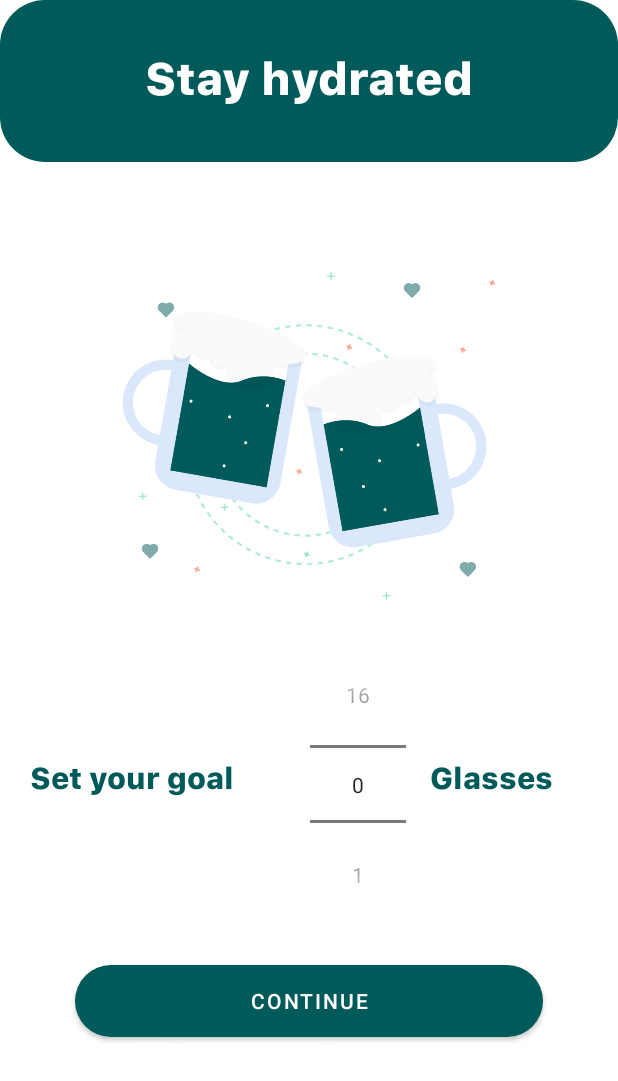
After one commit to xxsimpnation/SaeNjo, an Android app: the Minum screen opened directly, with no data from a screen before it, on a phone screen of 412 x 824 dp. The commit adds this screen. Shown: the top 1081 px of the screen. Run offline under Robolectric (Android 15) with nearby library versions, the phone set to English and light mode, and no system bars.

Commit message:
Nambah halaman drink

```diff
--- a/app/src/main/AndroidManifest.xml
+++ b/app/src/main/AndroidManifest.xml
@@ -9,7 +9,8 @@
         android:roundIcon="@mipmap/ic_launcher_round"
         android:supportsRtl="true"
         android:theme="@style/Theme.SaeNjo">
-        <activity android:name=".achieve"></activity>
+        <activity android:name=".Minum" />
+        <activity android:name=".achieve" />
         <activity android:name=".notification" />
         <activity android:name=".Name" />
         <activity android:name=".Wakeup" />
--- /dev/null
+++ b/app/src/main/java/com/example/saenjo/Minum.kt
@@ -0,0 +1,21 @@
+package com.example.saenjo
+
+import androidx.appcompat.app.AppCompatActivity
+import android.os.Bundle
+import android.widget.NumberPicker
+import android.widget.Toast
+
+class Minum : AppCompatActivity() {
+    override fun onCreate(savedInstanceState: Bundle?) {
+        super.onCreate(savedInstanceState)
+        setContentView(R.layout.activity_minum)
+
+        val numPickerDrink: NumberPicker = findViewById(R.id.numPickerDrink)
+        numPickerDrink.maxValue = 16
+        numPickerDrink.minValue = 0
+
+        numPickerDrink.setOnClickListener {
+            Toast.makeText(this, numPickerDrink.value.toString(), Toast.LENGTH_SHORT).show()
+        }
+    }
+}
--- a/app/src/main/java/com/example/saenjo/achieve.kt
+++ b/app/src/main/java/com/example/saenjo/achieve.kt
@@ -1,11 +1,19 @@
 package com.example.saenjo
 
+import android.content.Intent
 import androidx.appcompat.app.AppCompatActivity
 import android.os.Bundle
+import android.widget.Button
 
 class achieve : AppCompatActivity() {
     override fun onCreate(savedInstanceState: Bundle?) {
         super.onCreate(savedInstanceState)
         setContentView(R.layout.activity_achieve)
+        val nextBtn: Button = findViewById(R.id.btMove)
+        nextBtn.setOnClickListener{
+            val intent = Intent(this, Minum::class.java);
+            intent.putExtra("data", "test data")
+            startActivity(intent)
+        }
     }
 }
--- /dev/null
+++ b/app/src/main/res/layout/activity_minum.xml
@@ -0,0 +1,106 @@
+<?xml version="1.0" encoding="utf-8"?>
+
+<LinearLayout xmlns:android="http://schemas.android.com/apk/res/android"
+    xmlns:app="http://schemas.android.com/apk/res-auto"
+    xmlns:tools="http://schemas.android.com/tools"
+    android:layout_width="match_parent"
+    android:layout_height="match_parent"
+    android:orientation="vertical"
+    tools:context=".Wakeup">
+
+    <TextView
+        android:id="@+id/textView"
+        android:layout_width="match_parent"
+        android:layout_height="108dp"
+        android:background="@drawable/button_custom"
+        android:fontFamily="@font/sfpro_heavy"
+        android:gravity="center_horizontal"
+        android:padding="30dp"
+        android:text="Stay hydrated"
+        android:textColor="#FFFFFF"
+        android:textSize="30sp"
+        android:textStyle="bold"
+        app:layout_constraintEnd_toEndOf="parent"
+        app:layout_constraintStart_toStartOf="parent"
+        app:layout_constraintTop_toTopOf="parent" />
+
+    <ImageView
+        android:id="@+id/landing_image"
+        android:layout_width="match_parent"
+        android:layout_height="265dp"
+        android:layout_marginTop="50dp"
+        android:src="@drawable/minum"
+        app:layout_constraintEnd_toEndOf="parent"
+        app:layout_constraintStart_toStartOf="parent" />
+
+
+    <RelativeLayout
+        android:layout_width="fill_parent"
+        android:layout_height="200dp">
+
+        <TextView
+            android:id="@+id/textView2"
+            android:layout_width="wrap_content"
+            android:layout_height="38dp"
+            android:layout_marginStart="20dp"
+            android:layout_marginTop="80dp"
+            android:layout_marginEnd="20dp"
+            android:layout_marginRight="10dp"
+            android:fontFamily="@font/sfpro_heavy"
+            android:gravity="center_horizontal"
+            android:text="Set your goal"
+            android:textColor="@color/green_500"
+            android:textSize="20sp"
+            android:textStyle="bold"
+            app:layout_constraintEnd_toEndOf="parent"
+            app:layout_constraintStart_toStartOf="parent"
+            app:layout_constraintTop_toTopOf="parent" />
+
+        <LinearLayout
+            android:layout_width="wrap_content"
+            android:layout_height="199dp"
+            android:layout_gravity="center"
+            android:layout_margin="0dp"
+            android:layout_toRightOf="@id/textView2"
+            android:orientation="horizontal">
+
+            <NumberPicker
+                android:id="@+id/numPickerDrink"
+                android:layout_width="wrap_content"
+                android:layout_height="wrap_content"
+                android:layout_marginStart="30dp"
+                android:layout_marginLeft="10dp"
+                android:layout_marginTop="10dp"
+                android:layout_marginBottom="10dp" />
+        </LinearLayout>
+
+        <TextView
+            android:id="@+id/textView3"
+            android:layout_width="wrap_content"
+            android:layout_height="38dp"
+            android:layout_marginLeft="110dp"
+            android:layout_marginTop="80dp"
+            android:layout_toRightOf="@id/textView2"
+            android:fontFamily="@font/sfpro_heavy"
+            android:gravity="center_horizontal"
+            android:text="Glasses"
+            android:textColor="@color/green_500"
+            android:textSize="20sp"
+            android:textStyle="bold"
+            app:layout_constraintEnd_toEndOf="parent"
+            app:layout_constraintStart_toStartOf="parent"
+            app:layout_constraintTop_toTopOf="parent" />
+    </RelativeLayout>
+
+    <Button
+        android:id="@+id/btMove"
+        android:layout_marginTop="20dp"
+        android:layout_width="match_parent"
+        android:layout_height="wrap_content"
+        android:layout_gravity="center"
+        android:layout_marginStart="50dp"
+        android:layout_marginEnd="50dp"
+        android:background="@drawable/button_custom"
+        android:text="Continue" />
+
+</LinearLayout>
--- a/app/src/main/res/layout/activity_wakeup.xml
+++ b/app/src/main/res/layout/activity_wakeup.xml
@@ -74,13 +74,12 @@
 
     <Button
         android:id="@+id/btMove"
+        android:layout_width="match_parent"
+        android:layout_height="34dp"
         android:layout_gravity="center"
-        android:layout_width="match_parent"
-        android:layout_height="wrap_content"
         android:layout_marginStart="50dp"
         android:layout_marginEnd="50dp"
         android:background="@drawable/button_custom"
-        android:text="Ok"
-        />
+        android:text="Continue" />
 
 </LinearLayout>
```
